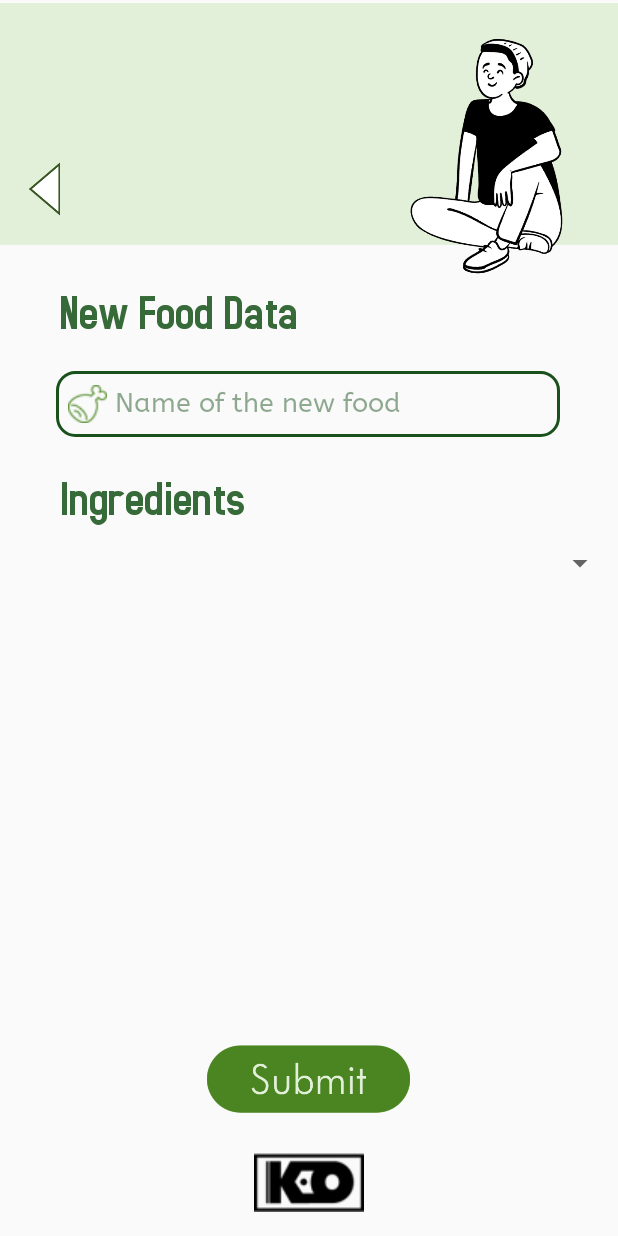
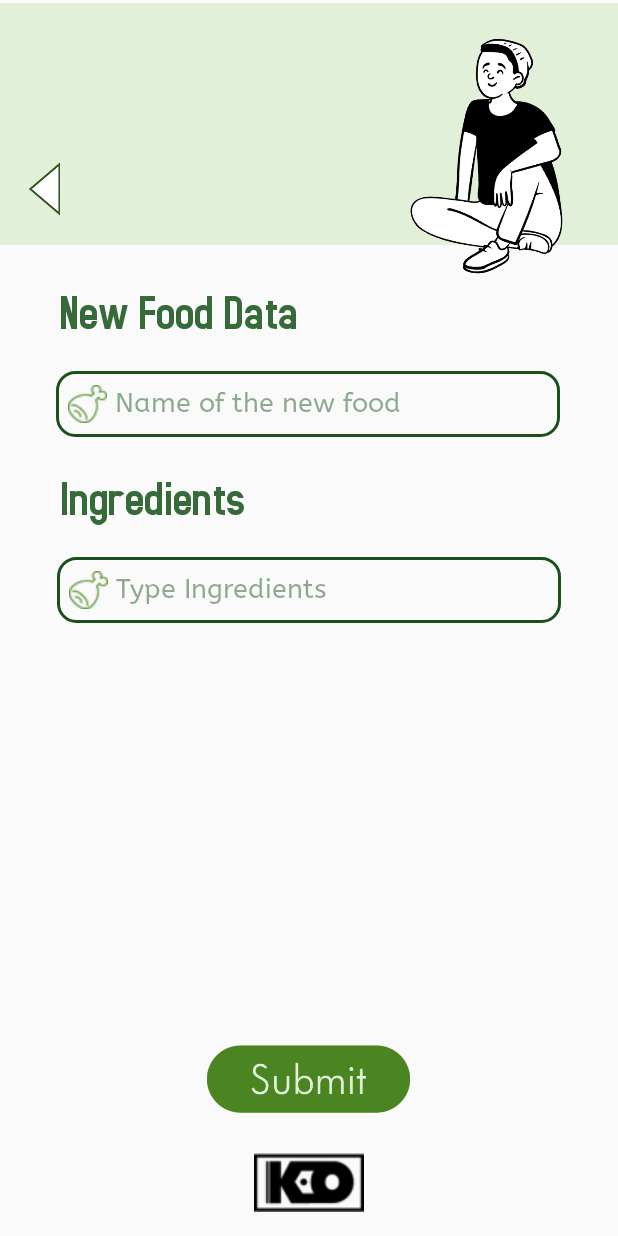
Before and after one commit to Charles2005/FoodVision, an Android app: the NewDataPage screen opened directly, with no data from a screen before it, on a phone screen of 412 x 824 dp. Run offline under Robolectric (Android 15) with nearby library versions, the phone set to English and light mode, and no system bars.

Commit message:
change ingredients input

```diff
--- a/app/src/main/res/layout/newfoodpage.xml
+++ b/app/src/main/res/layout/newfoodpage.xml
@@ -80,11 +80,21 @@
         app:layout_constraintTop_toTopOf="parent"
         app:srcCompat="@drawable/back" />
 
-    <Spinner
-        android:id="@+id/spinner"
-        android:layout_width="409dp"
-        android:layout_height="wrap_content"
-        android:layout_marginTop="12dp"
+    <EditText
+        android:id="@+id/newIngredients"
+        android:layout_width="336dp"
+        android:layout_height="44dp"
+        android:layout_marginTop="20dp"
+        android:background="@drawable/edit_text_border"
+        android:drawableLeft="@drawable/nutrient"
+        android:drawablePadding="5dp"
+        android:ems="10"
+        android:fontFamily="@font/font2"
+        android:inputType="textPersonName"
+        android:paddingLeft="8dp"
+        android:textColor="@color/fontcolor1"
+        android:textColorHint="#7E205522"
+        android:hint="Type Ingredients"
         app:layout_constraintEnd_toEndOf="parent"
         app:layout_constraintStart_toStartOf="parent"
         app:layout_constraintTop_toBottomOf="@+id/textView17" />
```
